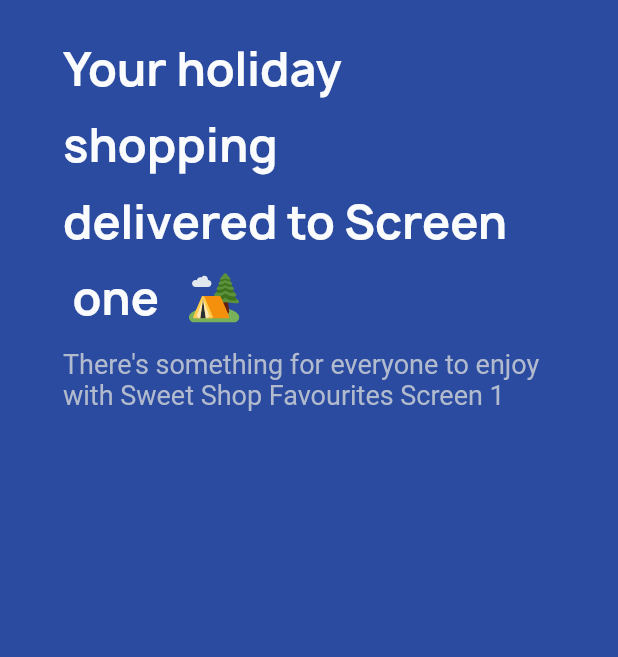
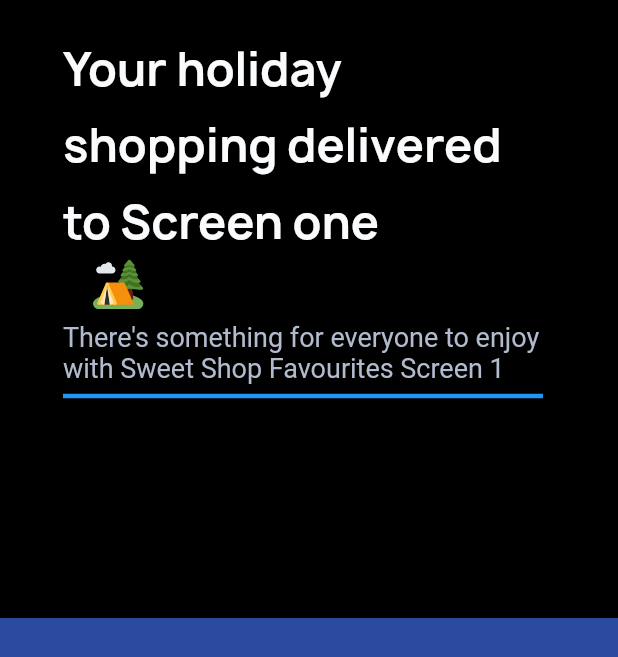
Before and after one commit to Suhaibusman/miniappflutter, a Flutter app: the screen it shows after launch, on a phone screen of 412 x 824 dp. Shown: the top 657 px of the screen. Run offline on Flutter 3.47's test engine with Material 2 defaults, Android fonts, the phone set to English and light mode, and no system bars; our stand-ins replace flutter_svg.

Commit message:
mini app

```diff
--- a/lib/screens/onBoarding/on_board.dart
+++ b/lib/screens/onBoarding/on_board.dart
@@ -19,7 +19,9 @@
     return Scaffold(
            backgroundColor: const Color(0xff2A4BA0),
            body: SafeArea(
-            child: SizedBox(
+            child: Column(
+              children: [
+                SizedBox(
                   height: MediaQuery.of(context).size.height*0.5,
                   child: PageView.builder(
                     controller: _pageController,
@@ -27,27 +29,21 @@
                     itemBuilder: (context, index) {
                     return Container(
 
-                color: Colors.transparent,
+                    color: Colors.black,
                                height: MediaQuery.of(context).size.height*0.4,
-                           width: MediaQuery.of(context).size.width,
+                               width: double.infinity,
                     child:  Padding(
                       padding: const EdgeInsets.only(left: 42 , top: 20 ,right:50),
                       child: Column(
                          crossAxisAlignment: CrossAxisAlignment.start,
-                     mainAxisAlignment: MainAxisAlignment.start,
+                         mainAxisSize: MainAxisSize.min,
+
                         children: [
-                      // OnBoardText(textData: "Your holiday shopping delivered to Screen ${topBar[index]}"),
-                      const OnBoardText(textData: "Your holiday"),
-                      const OnBoardText(textData: "shopping"),
-                      const OnBoardText(textData: "delivered to Screen"),
-                      Row(
-                        children: [
-                          OnBoardText(textData: " ${topBar[index]}"),
+                           OnBoardText(textData: "Your holiday shopping delivered to Screen ${topBar[index]}"),
+
                           Padding(
                             padding: const EdgeInsets.only(left: 20),
                             child: SvgPicture.asset("assets/images/Emoji.svg"),
-                          ) ,
-                        ],
                           ),
 
                            Padding(
@@ -60,11 +56,18 @@
                           ),
                         ),
                       ),
+                      const Divider(
+                        color: Colors.blue,
+                        thickness :3,
+
+                      )
                         ],
                       ),
                     ),
                     );             },)
                 ),
+              ],
+            ),
            )
     );
   }
```
Lines whose indentation alone changed are shown as unchanged.
